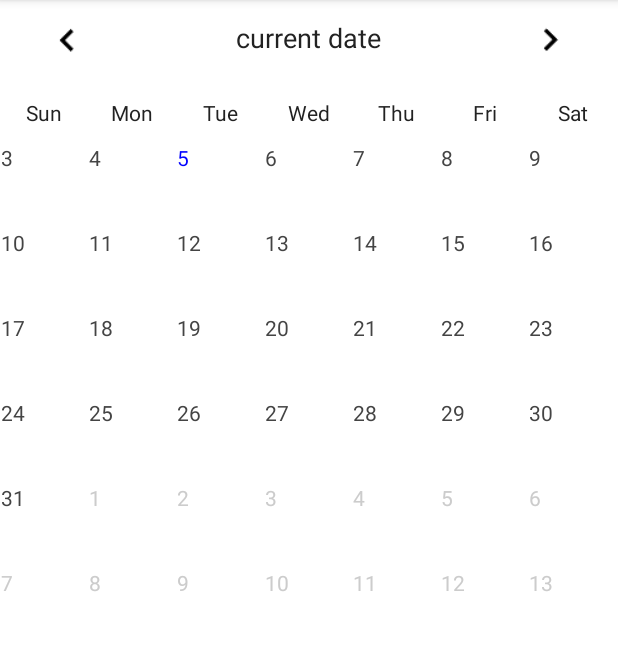
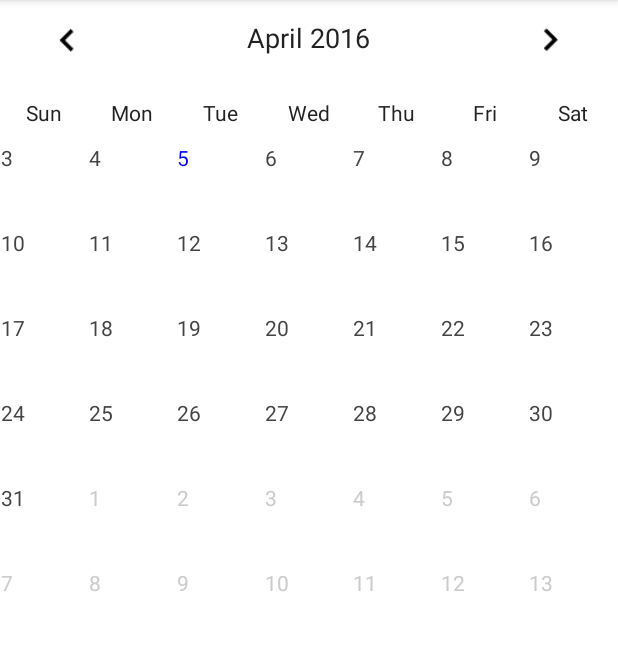
Before and after one commit to ameerak01/CalendarProject_Team4, an Android app: the screen it shows after launch (CalendarMain2), on a phone screen of 412 x 824 dp, the part 84-735 px from its top. Run offline under Robolectric (Android 15) with nearby library versions, the phone set to English and light mode, and no system bars; 4 statements that could not run were skipped.

```diff
--- a/app/src/main/java/com/example/ameerak/calendarproject_team4/TextAdapter.java
+++ b/app/src/main/java/com/example/ameerak/calendarproject_team4/TextAdapter.java
@@ -11,6 +11,8 @@ import android.widget.TextView;
 
 import java.util.Calendar;
 import java.util.GregorianCalendar;
+
+import static com.example.ameerak.calendarproject_team4.R.drawable.rounded_corners;
 
 /**
  * Created by neil on 4/6/16.
@@ -75,6 +77,8 @@ public class TextAdapter extends BaseAdapter {
             tv = (TextView) convertView;
         }
 
+        //tv.setBackgroundResource(rounded_corners);
+
         if(workingIndex <= firstDayOfMonth ) {
             today = prevDaysDisplayed + workingIndex;
             tv.setTextColor(Color.LTGRAY);
--- a/app/src/main/res/layout/activity_calendar_main2.xml
+++ b/app/src/main/res/layout/activity_calendar_main2.xml
@@ -40,7 +40,7 @@ https://www.toptal.com/android/android-customization-how-to-build-a-ui-component
             android:layout_height="match_parent"
             android:textAppearance="@android:style/TextAppearance.Medium"
             android:textColor="#222222"
-            android:text="current date"
+            android:text="April 2016"
             android:layout_alignWithParentIfMissing="false"
             android:layout_alignTop="@+id/calendar_prev_button"
             android:layout_centerInParent="true" />
```
Also changed, not shown: app/src/main/res/drawable-hdpi/rounded_corners.xml (added, +15 -0 lines).
